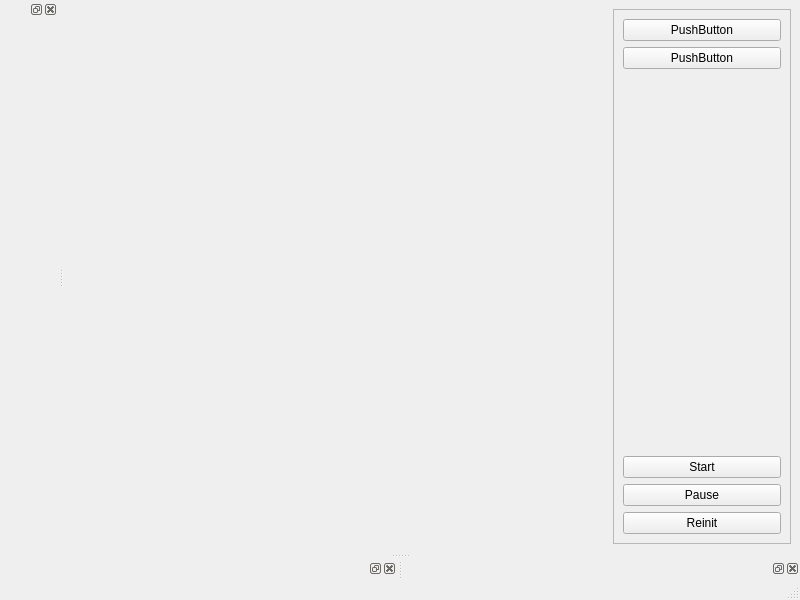
First picture: the form in qtgui/mainwindow.ui, repository frabas/DISPLACE_GUI, before the edit.
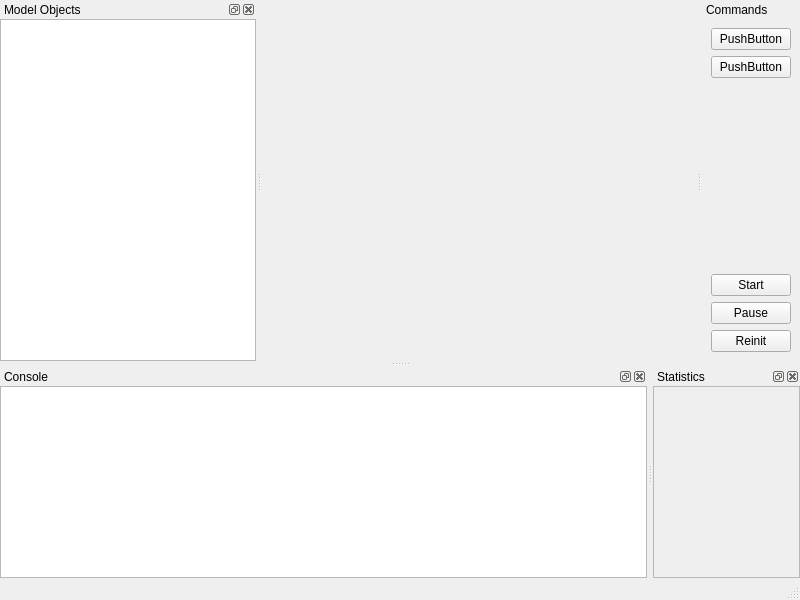
Second picture: the form after the edit. Custom widgets are drawn as their Qt base class.

Commit message: Gui: layout revised

```diff
--- a/qtgui/mainwindow.ui
+++ b/qtgui/mainwindow.ui
@@ -14,7 +14,7 @@
    <string>MainWindow</string>
   </property>
   <widget class="QWidget" name="centralwidget">
-   <layout class="QHBoxLayout" name="horizontalLayout" stretch="3,1">
+   <layout class="QHBoxLayout" name="horizontalLayout" stretch="3">
     <item>
      <widget class="WrapperWidget" name="mapWidget" native="true">
       <property name="sizePolicy">
@@ -31,14 +31,127 @@
       </property>
      </widget>
     </item>
+   </layout>
+  </widget>
+  <widget class="QMenuBar" name="menubar">
+   <property name="geometry">
+    <rect>
+     <x>0</x>
+     <y>0</y>
+     <width>800</width>
+     <height>22</height>
+    </rect>
+   </property>
+  </widget>
+  <widget class="QStatusBar" name="statusbar"/>
+  <widget class="QDockWidget" name="objectMapView">
+   <property name="windowTitle">
+    <string>Model Objects</string>
+   </property>
+   <attribute name="dockWidgetArea">
+    <number>1</number>
+   </attribute>
+   <widget class="QWidget" name="dockWidgetContents">
+    <layout class="QVBoxLayout" name="verticalLayout_4">
+     <property name="spacing">
+      <number>0</number>
+     </property>
+     <property name="leftMargin">
+      <number>0</number>
+     </property>
+     <property name="topMargin">
+      <number>0</number>
+     </property>
+     <property name="rightMargin">
+      <number>0</number>
+     </property>
+     <property name="bottomMargin">
+      <number>0</number>
+     </property>
     <item>
-     <widget class="QFrame" name="frame">
+      <widget class="QTreeView" name="treeView"/>
+     </item>
+    </layout>
+   </widget>
+  </widget>
+  <widget class="QDockWidget" name="consoleView">
+   <property name="windowTitle">
+    <string>Console</string>
+   </property>
+   <attribute name="dockWidgetArea">
+    <number>8</number>
+   </attribute>
+   <widget class="QWidget" name="dockWidgetContents_2">
+    <layout class="QVBoxLayout" name="verticalLayout_2">
+     <property name="spacing">
+      <number>0</number>
+     </property>
+     <property name="leftMargin">
+      <number>0</number>
+     </property>
+     <property name="topMargin">
+      <number>0</number>
+     </property>
+     <property name="rightMargin">
+      <number>0</number>
+     </property>
+     <property name="bottomMargin">
+      <number>0</number>
+     </property>
+     <item>
+      <widget class="QPlainTextEdit" name="console"/>
+     </item>
+    </layout>
+   </widget>
+  </widget>
+  <widget class="QDockWidget" name="statsView">
+   <property name="windowTitle">
+    <string>Statistics</string>
+   </property>
+   <attribute name="dockWidgetArea">
+    <number>8</number>
+   </attribute>
+   <widget class="QWidget" name="dockWidgetContents_3">
+    <layout class="QVBoxLayout" name="verticalLayout_3">
+     <property name="spacing">
+      <number>0</number>
+     </property>
+     <property name="leftMargin">
+      <number>0</number>
+     </property>
+     <property name="topMargin">
+      <number>0</number>
+     </property>
+     <property name="rightMargin">
+      <number>0</number>
+     </property>
+     <property name="bottomMargin">
+      <number>0</number>
+     </property>
+     <item>
+      <widget class="QFrame" name="frame_2">
       <property name="frameShape">
        <enum>QFrame::StyledPanel</enum>
       </property>
       <property name="frameShadow">
        <enum>QFrame::Raised</enum>
       </property>
+      </widget>
+     </item>
+    </layout>
+   </widget>
+  </widget>
+  <widget class="QDockWidget" name="dockWidget">
+   <property name="features">
+    <set>QDockWidget::DockWidgetMovable</set>
+   </property>
+   <property name="windowTitle">
+    <string>Commands</string>
+   </property>
+   <attribute name="dockWidgetArea">
+    <number>2</number>
+   </attribute>
+   <widget class="QWidget" name="dockWidgetContents_4">
       <layout class="QVBoxLayout" name="verticalLayout">
        <item>
         <widget class="QPushButton" name="pushButton">
@@ -62,7 +175,7 @@
          <property name="sizeHint" stdset="0">
           <size>
            <width>20</width>
-           <height>295</height>
+         <height>201</height>
           </size>
          </property>
         </spacer>
@@ -90,37 +203,6 @@
        </item>
       </layout>
      </widget>
-    </item>
-   </layout>
-  </widget>
-  <widget class="QMenuBar" name="menubar">
-   <property name="geometry">
-    <rect>
-     <x>0</x>
-     <y>0</y>
-     <width>800</width>
-     <height>22</height>
-    </rect>
-   </property>
-  </widget>
-  <widget class="QStatusBar" name="statusbar"/>
-  <widget class="QDockWidget" name="objectMapView">
-   <attribute name="dockWidgetArea">
-    <number>1</number>
-   </attribute>
-   <widget class="QWidget" name="dockWidgetContents"/>
-  </widget>
-  <widget class="QDockWidget" name="consoleView">
-   <attribute name="dockWidgetArea">
-    <number>8</number>
-   </attribute>
-   <widget class="QWidget" name="dockWidgetContents_2"/>
-  </widget>
-  <widget class="QDockWidget" name="statsView">
-   <attribute name="dockWidgetArea">
-    <number>8</number>
-   </attribute>
-   <widget class="QWidget" name="dockWidgetContents_3"/>
   </widget>
  </widget>
  <customwidgets>
```
Lines whose indentation alone changed are shown as unchanged.
